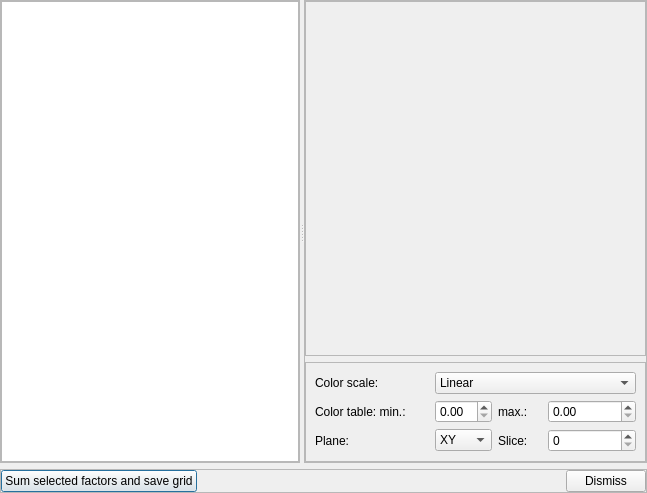
Old version of the form imagejockey/svd/svdanalysisdialog.ui in the repository PauloCarvalhoRJ/gammaray.
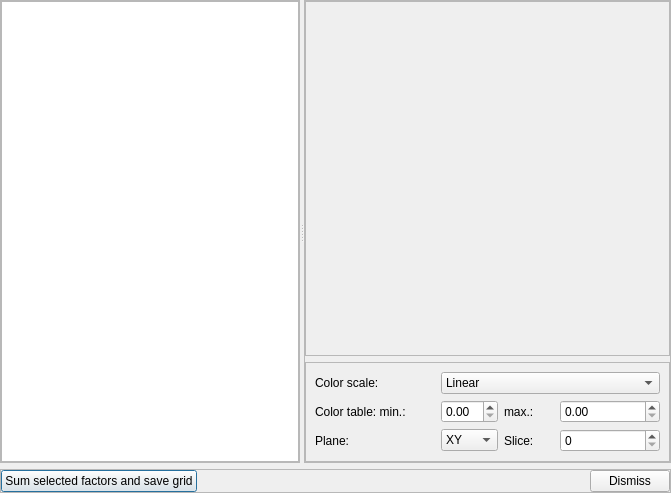
New version of the form. Custom widgets are drawn as their Qt base class.

Commit message: SVD: Factor plot in the SVD Analysis dialog and manual updates.

What changed in the file:
```diff
--- a/imagejockey/svd/svdanalysisdialog.ui
+++ b/imagejockey/svd/svdanalysisdialog.ui
@@ -6,7 +6,7 @@
    <rect>
     <x>0</x>
     <y>0</y>
-    <width>647</width>
+    <width>671</width>
     <height>493</height>
    </rect>
   </property>
```
The commit also changes 6 other files.
